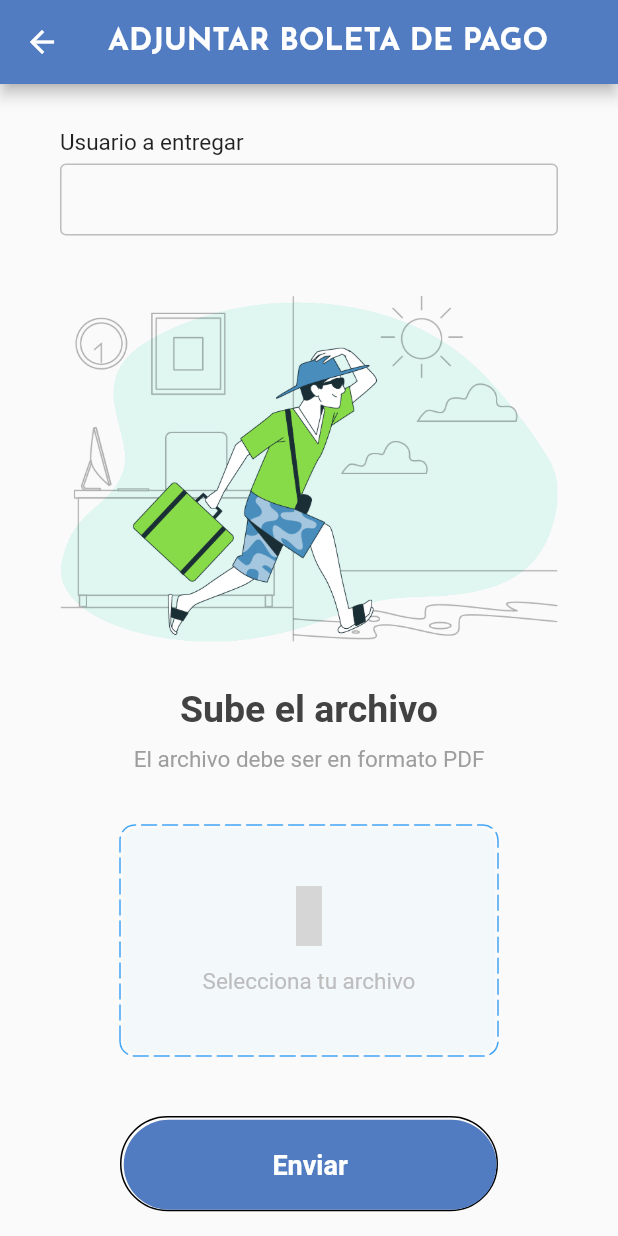
After one commit to Avilanthony/NetgoRRHH, a Flutter app: the AdjuntarBoletaPage screen opened directly, on a phone screen of 412 x 824 dp. The commit adds this screen. Run offline on Flutter 3.47's test engine with Material 2 defaults, Android fonts, the phone set to English and light mode, and no system bars; drawn by our look-alikes of dotted_border; our stand-ins replace google_fonts, google_nav_bar, iconsax, image_cropper, image_picker, line_awesome_flutter; missing offline and left inert: syncfusion_flutter_pdfviewer, ticket_widget; grey boxes are pictures that could not be loaded.

Commit message:
Creación de pantalla para subir boleta y vacaciones (PDF aún no funcional)

```diff
--- /dev/null
+++ b/lib/screens/adjuntar_boleta.dart
@@ -0,0 +1,261 @@
+import 'package:flutter/material.dart';
+/* import 'package:flutter/services.dart'; */
+import 'package:iconsax/iconsax.dart';
+import 'package:google_fonts/google_fonts.dart';
+//import 'package:file_picker/file_picker.dart';
+import 'package:dotted_border/dotted_border.dart';
+/* import 'package:recursos_humanos_netgo/signup.dart'; */
+/* import 'package:recursos_humanos_netgo/widgets/dashboard.dart'; */
+
+class AdjuntarBoletaPage extends StatefulWidget {
+
+   @override
+  _AdjuntarBoletaPageState createState() => _AdjuntarBoletaPageState();
+
+}
+
+/* class SignupPage extends StatefulWidget {
+  @override
+  _SingUpPageState createState() => _SingUpPageState();
+} */
+
+class _AdjuntarBoletaPageState extends State<AdjuntarBoletaPage> with SingleTickerProviderStateMixin{
+
+
+  late AnimationController loadingController;
+
+  /* File? _file;
+ PlatformFile? _platformFile;
+
+  selectFile() async {
+    final file = await FilePicker.platform.pickFiles(
+      type: FileType.custom,
+      allowedExtensions: ['png', 'jpg', 'jpeg']
+    );
+
+    if (file != null) {
+      setState(() {
+        _file = File(file.files.single.path!);
+        _platformFile = file.files.first;
+      });
+    }
+
+    loadingController.forward();
+  } */
+
+   @override
+  void initState() {
+    loadingController = AnimationController(
+      vsync: this,
+      duration: const Duration(seconds: 10),
+    )..addListener(() { setState(() {}); });
+
+    super.initState();
+  }
+
+  @override
+  Widget build(BuildContext context) {
+
+
+
+
+    return GestureDetector(
+      onTap: () {
+        FocusScopeNode currentFocus = FocusScope.of(context);
+        if (!currentFocus.hasPrimaryFocus) {
+          currentFocus.unfocus();
+        }
+      },
+      child: Scaffold(
+
+        appBar: AppBar(
+          backgroundColor: const Color.fromARGB(255, 81, 124, 193),
+          title: Text.rich(
+            TextSpan(
+              text: 'ADJUNTAR BOLETA DE PAGO',
+              style: GoogleFonts.josefinSans(
+              fontSize: 20, fontWeight: FontWeight.bold)
+            ),
+            textAlign: TextAlign.center,
+          ),
+        ),
+        body: SingleChildScrollView(
+
+          child: Container(
+            width: double.infinity,
+            child: Padding(
+              padding: EdgeInsets.symmetric(horizontal: 40),
+              child: Column(
+                mainAxisAlignment: MainAxisAlignment.spaceBetween,
+                children: <Widget>[
+                  Column(
+
+                    children: <Widget>[
+
+                      SizedBox(height: 30,),
+                      makeInput(label: "Usuario a entregar"),
+                      SizedBox(height: 10,),
+                      Image.asset("assets/images/Personaje4.png"),
+                      SizedBox(height: 30,),
+                      Text('Sube el archivo', style: TextStyle(fontSize: 25, color: Colors.grey.shade800, fontWeight: FontWeight.bold),),
+                      SizedBox(height: 10,),
+                      Text('El archivo debe ser en formato PDF', style: TextStyle(fontSize: 15, color: Colors.grey.shade500),),
+                      SizedBox(height: 15,),
+                      /* GestureDetector( */
+                      //onTap: selectFile,
+                      Padding(
+                        padding: EdgeInsets.symmetric(horizontal: 40.0, vertical: 20.0),
+                        child: DottedBorder(
+                          borderType: BorderType.RRect,
+                          radius: Radius.circular(10),
+                          dashPattern: [10, 4],
+                          strokeCap: StrokeCap.round,
+                          color: Colors.blue.shade400,
+                          child: Container(
+                            width: double.infinity,
+                            height: 150,
+                            decoration: BoxDecoration(
+                              color: Colors.blue.shade50.withOpacity(.3),
+                              borderRadius: BorderRadius.circular(10)
+                            ),
+                            child: Column(
+                              mainAxisAlignment: MainAxisAlignment.center,
+                              children: [
+                                Icon(Iconsax.folder_open, color: Colors.blue, size: 40,),
+                                SizedBox(height: 15,),
+                                Text('Selecciona tu archivo', style: TextStyle(fontSize: 15, color: Colors.grey.shade400),),
+                              ],
+                            ),
+                          ),
+                        )
+                      ),
+                      SizedBox(height: 20,),
+                      Padding(
+                        padding: EdgeInsets.symmetric(horizontal: 40),
+                        child: Container(
+                          padding: EdgeInsets.only(top: 1.5, left: 1.5),
+                          decoration: BoxDecoration(
+                            borderRadius: BorderRadius.circular(50),
+                            border: Border(
+                              bottom: BorderSide(color: Colors.black),
+                              top: BorderSide(color: Colors.black),
+                              left: BorderSide(color: Colors.black),
+                              right: BorderSide(color: Colors.black),
+                            )
+                          ),
+                          child: MaterialButton(
+                            minWidth: double.infinity,
+                            height: 60,
+                            onPressed: () {
+                              /* _registroHabilitado ? _registrarse() : null; */
+                            },
+                            color: Color.fromARGB(255, 81, 124, 193),
+                            elevation: 0,
+                            shape: RoundedRectangleBorder(
+                              borderRadius: BorderRadius.circular(50)),
+                            child: Text(
+                              "Enviar",
+                              style: TextStyle(
+                                color: Colors.white,
+                                fontWeight: FontWeight.w600,
+                                fontSize: 18
+                              ),
+                            ),
+                          ),
+                        ),
+                      ),
+
+                      /* ), */
+
+                    ]
+
+
+
+
+                  )
+
+                ],
+
+              ),
+            ),
+          ),
+
+        )
+
+      ),
+    );
+
+  }
+
+    //CLASES
+
+  Widget makeInput({label, obsecureText = false}){
+
+    return Column(
+
+      crossAxisAlignment: CrossAxisAlignment.start,
+
+      children: <Widget>[
+
+        Text(
+
+          label,
+          style: TextStyle(
+          fontSize: 15,
+          fontWeight: FontWeight.w400,
+          color: Colors.black87
+
+        ),),
+
+        SizedBox(
+
+          height: 5,
+
+        ),
+
+        TextField(
+
+          obscureText: obsecureText,
+
+          decoration: InputDecoration(
+
+            contentPadding: EdgeInsets.symmetric(vertical: 0, horizontal: 10),
+
+            enabledBorder: OutlineInputBorder(
+
+              borderSide: BorderSide(
+
+                color: Colors.grey[400]!
+
+              ),
+
+            ),
+
+            border: OutlineInputBorder(
+
+              borderSide: BorderSide(
+
+                color: Colors.grey[400]!
+
+              ),
+            )
+
+          ),
+
+        ),
+
+        //AQUÍ
+
+        SizedBox(
+
+          height: 30,
+
+        ),
+
+      ],
+
+    );
+
+  }
+
+}
--- a/lib/screens/ajustes.dart
+++ b/lib/screens/ajustes.dart
@@ -1,6 +1,7 @@
 import 'package:flutter/cupertino.dart';
 import 'package:flutter/material.dart';
 import 'package:google_fonts/google_fonts.dart';
+import 'package:recursos_humanos_netgo/screens/adjuntar_boleta.dart';
 import 'package:recursos_humanos_netgo/screens/screens_1/gestion_usuarios.dart';
 import 'package:recursos_humanos_netgo/screens/screens_1/notificacion_personal.dart';
 
@@ -43,6 +44,8 @@ class Settings extends StatelessWidget {
                           Colors.black, context),
                       itemSettings('Notificar', CupertinoIcons.bell, Colors.black,
                           context),
+                      itemSettings('Adjuntar Boleta', CupertinoIcons.arrow_up_doc_fill, Colors.black,
+                          context),
                     ],
                   ),
                 ],
@@ -71,6 +74,13 @@ itemSettings(
             context,
             MaterialPageRoute(
                 builder: (context) => const PersonalNotificationScreen()),
+          );
+          break;
+        case 'Adjuntar Boleta':
+          Navigator.push(
+            context,
+            MaterialPageRoute(
+                builder: (context) =>  AdjuntarBoletaPage()),
           );
           break;
         default:
--- a/pubspec.yaml
+++ b/pubspec.yaml
@@ -47,6 +47,9 @@ dependencies:
   open_file: ^3.3.2
   path_provider: ^2.1.1
   flutter_staggered_grid_view: ^0.7.0 #NO SE USA
+  file_picker: ^6.0.0
+  dotted_border: ^2.1.0
+  iconsax: ^0.0.8
 
 dev_dependencies:
   flutter_test:
```
Also changed, not shown: lib/screens/vacaciones.dart (+86 -82 lines), assets/images/Personaje4.png (added), assets/images/Personaje5.png (added), pubspec.lock, 1 other file.
